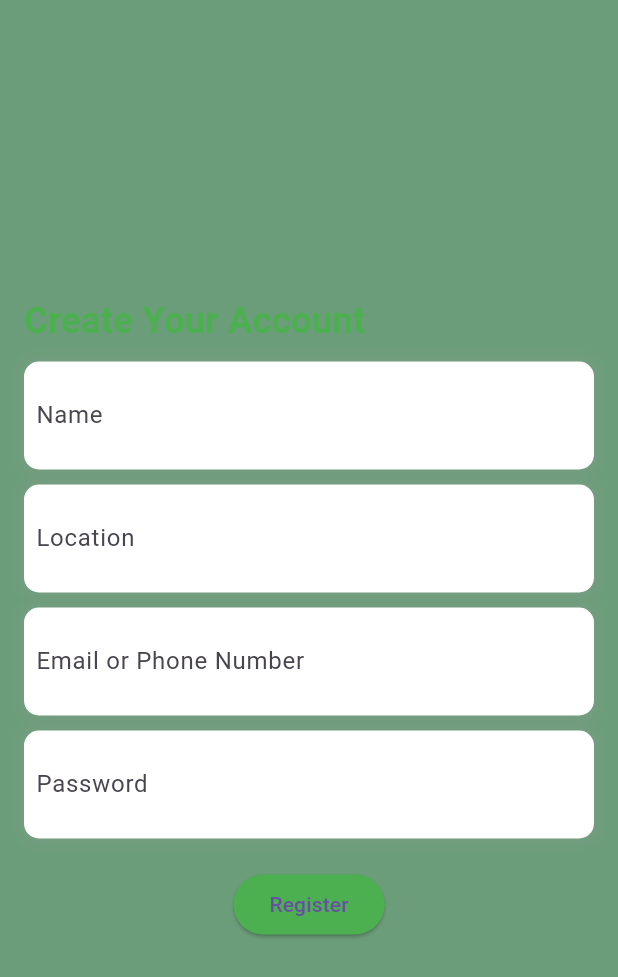
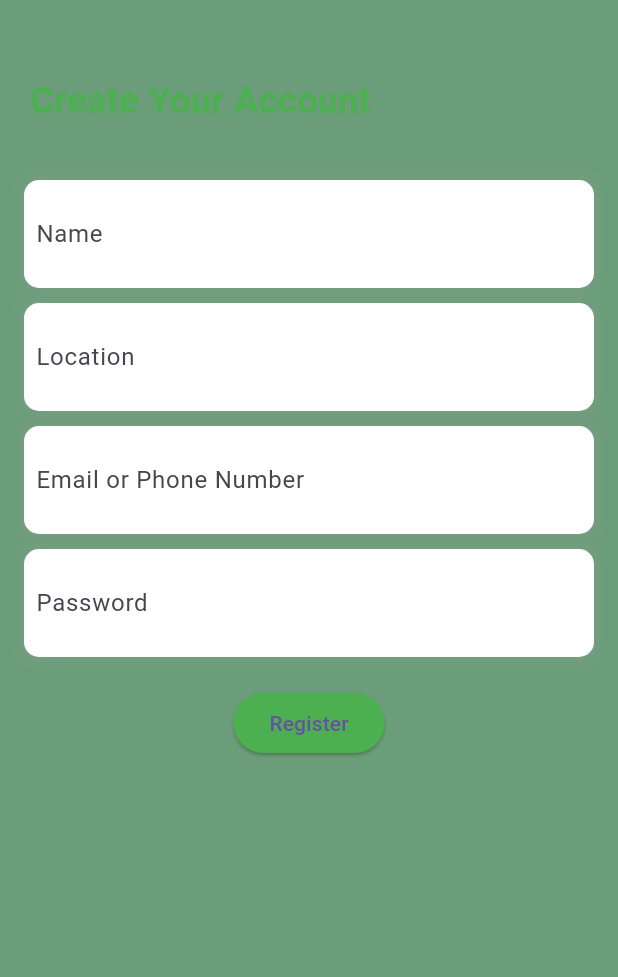
Before and after one commit to JMJ10/ecopulse_local, a Flutter app: the RegisterScreen screen opened directly, on a phone screen of 412 x 824 dp. Shown: the top 977 px of the screen. Run offline on Flutter 3.47's test engine with Material 3 defaults, Android fonts, the phone set to English and light mode, and no system bars.

Commit message:
register_screen.dart

```diff
--- a/lib/register_screen.dart
+++ b/lib/register_screen.dart
@@ -66,14 +66,11 @@ class RegisterScreen extends StatelessWidget {
   Widget build(BuildContext context) {
     return Scaffold(
       backgroundColor: const Color(0xFF6C9D7A),
-      body: Padding(
-        padding: const EdgeInsets.all(16.0),
-        child: Column(
-          mainAxisAlignment: MainAxisAlignment.center,
-          crossAxisAlignment: CrossAxisAlignment.start,
+      body: Stack(
         children: [
-            Align(
-              alignment: Alignment.topLeft,
+          Positioned(
+            top: 50, // Adjust the distance from the top
+            left: 20, // Adjust the distance from the left
             child: Text(
               'Create Your Account',
               style: const TextStyle(
@@ -83,7 +80,12 @@ class RegisterScreen extends StatelessWidget {
               ),
             ),
           ),
-            const SizedBox(height: 10),
+          Padding(
+            padding: const EdgeInsets.only(top: 100.0, left: 16.0, right: 16.0),
+            child: Column(
+              crossAxisAlignment: CrossAxisAlignment.start,
+              children: [
+                const SizedBox(height: 20),
                 buildTextField(nameController, 'Name'),
                 const SizedBox(height: 10),
                 buildTextField(locationController, 'Location'),
@@ -91,7 +93,8 @@ class RegisterScreen extends StatelessWidget {
                 buildTextField(emailOrPhoneController, 'Email or Phone Number',
                     keyboardType: TextInputType.emailAddress),
                 const SizedBox(height: 10),
-            buildTextField(passwordController, 'Password', obscureText: true),
+                buildTextField(passwordController, 'Password',
+                    obscureText: true),
                 const SizedBox(height: 20),
                 Center(
                   child: ElevatedButton(
@@ -104,6 +107,8 @@ class RegisterScreen extends StatelessWidget {
                 ),
               ],
             ),
+          ),
+        ],
       ),
     );
   }
```
Lines whose indentation alone changed are shown as unchanged.
